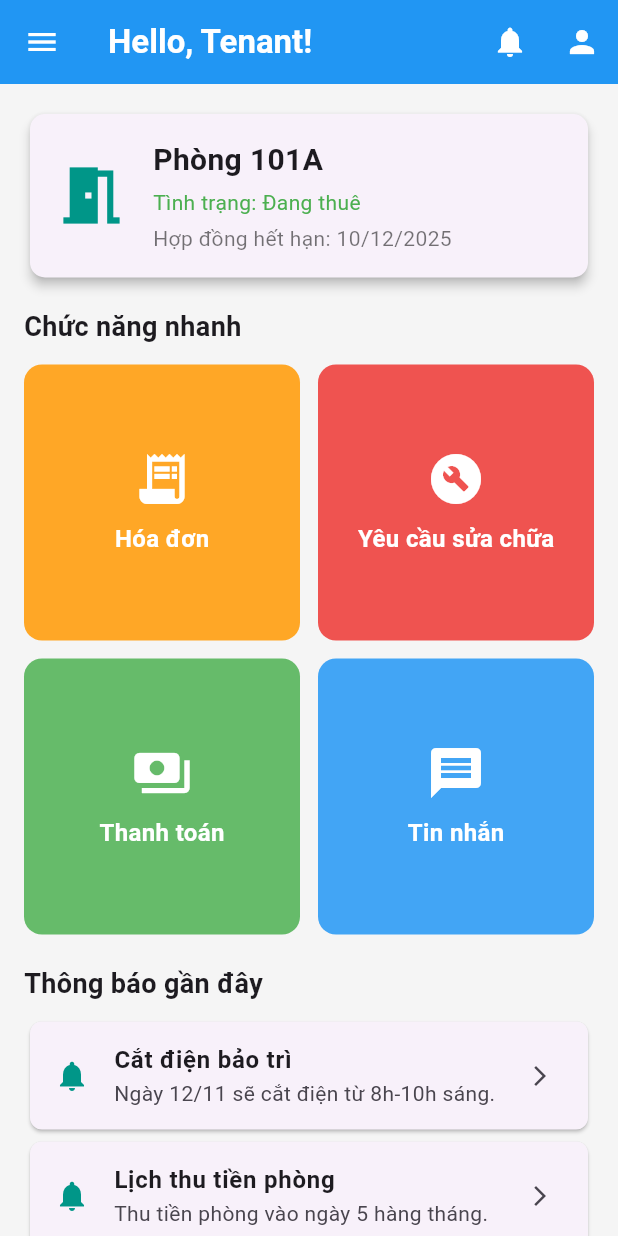
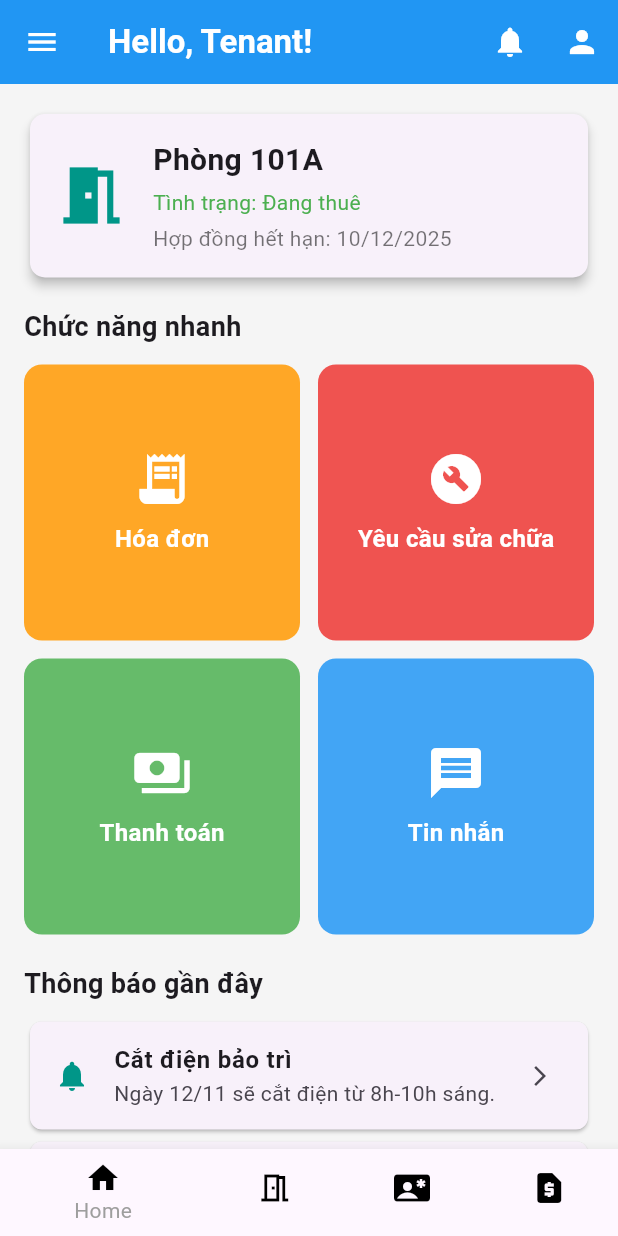
Before and after one commit to Yen-Linh-2004/DA_QLNhaTro_flutter, a Flutter app: the TenantHomePage screen opened directly, on a phone screen of 412 x 824 dp. Run offline on Flutter 3.47's test engine with Material 3 defaults, Android fonts, the phone set to English and light mode, and no system bars; our stand-ins replace fl_chart; network calls fail.

Commit message:
fix: lien ket cac trang trong demo use

```diff
--- a/lib/main.dart
+++ b/lib/main.dart
@@ -1,8 +1,6 @@
 import 'package:flutter/material.dart';
-import 'package:flutter_application/users/contact.dart';
-import 'package:flutter_application/users/home.dart';
-import 'package:flutter_application/users/RepairRequestDetail/RepairRequest.dart';
-import 'package:flutter_application/users/room.dart';
+import 'package:flutter_application/generalPage/dashbroad.dart';
+import 'package:flutter_application/main_page.dart';
 
 void main() {
   runApp(const MyApp());
@@ -20,7 +18,7 @@ class MyApp extends StatelessWidget {
         colorScheme: ColorScheme.fromSeed(seedColor: Colors.deepPurple),
       ),
       // home: const RegisterPage(),
-       home: const RoomPage(),
+       home: const HomeMobilePage(),
     );
   }
 }
--- a/lib/users/home.dart
+++ b/lib/users/home.dart
@@ -1,185 +1,31 @@
-// import 'package:flutter/material.dart';
+import 'package:flutter/material.dart';
+import 'package:flutter_application/users/RepairRequestDetail/RepairRequest.dart';
+import 'package:flutter_application/users/contact.dart';
+import 'package:flutter_application/users/room.dart';
 
-// class UserHomePage extends StatelessWidget {
-//   const UserHomePage({super.key});
+// Giả sử bạn đã có các trang khác
 
-//   @override
-//   Widget build(BuildContext context) {
-//     return Scaffold(
-//       backgroundColor: const Color(0xfff9f9f9),
-//       appBar: AppBar(
-//         backgroundColor: Colors.white,
-//         title: const Text(
-//           "Dashboard",
-//           style: TextStyle(
-//             color: Colors.black87,
-//             fontWeight: FontWeight.bold,
-//           ),
-//         ),
-//         centerTitle: false,
-//         elevation: 0,
-//       ),
-//       body: SingleChildScrollView(
-//         padding: const EdgeInsets.all(16),
-//         child: Column(
-//           crossAxisAlignment: CrossAxisAlignment.start,
-//           children: [
-//             const Text(
-//               "Tổng quan hệ thống quản lý phòng trọ",
-//               style: TextStyle(fontSize: 15, color: Colors.black54),
-//             ),
-//             const SizedBox(height: 16),
+class TenantHomePage extends StatefulWidget {
+  const TenantHomePage({super.key});
+  State<TenantHomePage> createState() => _TenantHomePage();
+}
 
-//             // ==== Tổng quan ====
-//             Wrap(
-//               spacing: 12,
-//               runSpacing: 12,
-//               children: [
-//                 _summaryCard(Icons.home, "Tổng số phòng", "48", "+2 so với tháng trước", Colors.blue),
-//                 _summaryCard(Icons.person, "Phòng đã thuê", "42", "+5 so với tháng trước", Colors.green),
-//                 _summaryCard(Icons.lock_open, "Phòng trống", "6", "-3 so với tháng trước", Colors.amber),
-//                 _summaryCard(Icons.attach_money, "Doanh thu tháng", "125.5M", "+12% so với tháng trước", Colors.purple),
-//               ],
-//             ),
+class _TenantHomePage extends State<TenantHomePage> {
+  int _selectedIndex = 0;
 
-//             const SizedBox(height: 20),
+  // Danh sách các trang
+  final List<Widget> _pages = [
+    const TenantHomeContentPage(), // Trang Home (hiện tại nội dung bạn viết)
+    const RoomPage(),        // Trang Phòng trọ
+    const ContractPage(),    // Trang Hợp đồng
+    const RepairRequestPage(),    // Trang Bảo trì
+  ];
 
-//             // ==== Tình trạng phòng ====
-//             const Text(
-//               "Tình trạng phòng theo tầng",
-//               style: TextStyle(fontWeight: FontWeight.bold, fontSize: 16),
-//             ),
-//             const SizedBox(height: 10),
-
-//             _floorStatus("Tầng 1", 10, 12),
-//             _floorStatus("Tầng 2", 11, 12),
-//             _floorStatus("Tầng 3", 9, 12),
-//             _floorStatus("Tầng 4", 12, 12),
-
-//             const SizedBox(height: 10),
-//             _fillRate(0.875),
-
-//             const SizedBox(height: 24),
-
-//             // ==== Hoạt động gần đây ====
-//             const Text(
-//               "Hoạt động gần đây",
-//               style: TextStyle(fontWeight: FontWeight.bold, fontSize: 16),
-//             ),
-//             const SizedBox(height: 10),
-
-//             _activityTile(Icons.payment, "Thanh toán tiền phòng", "Nguyễn Văn A - Phòng 101", "2 giờ trước", Colors.green),
-//             _activityTile(Icons.add_box, "Đặt phòng mới", "Trần Thị B - Phòng 205", "4 giờ trước", Colors.blue),
-//             _activityTile(Icons.build, "Yêu cầu bảo trì", "Sửa chữa điều hòa - Phòng 303", "6 giờ trước", Colors.orange),
-//             _activityTile(Icons.description, "Gia hạn hợp đồng", "Lê Văn C - Phòng 102", "1 ngày trước", Colors.purple),
-//             _activityTile(Icons.warning, "Vi phạm nội quy", "Tiếng ồn - Phòng 401", "2 ngày trước", Colors.red),
-//           ],
-//         ),
-//       ),
-//     );
-//   }
-
-//   Widget _summaryCard(IconData icon, String title, String value, String change, Color color) {
-//     return Container(
-//       width: 170,
-//       padding: const EdgeInsets.all(12),
-//       decoration: BoxDecoration(
-//         color: Colors.white,
-//         borderRadius: BorderRadius.circular(12),
-//         boxShadow: [
-//           BoxShadow(
-//             color: Colors.black12.withOpacity(0.05),
-//             blurRadius: 4,
-//             offset: const Offset(0, 2),
-//           ),
-//         ],
-//       ),
-//       child: Column(
-//         crossAxisAlignment: CrossAxisAlignment.start,
-//         children: [
-//           Icon(icon, color: color, size: 28),
-//           const SizedBox(height: 8),
-//           Text(title, style: const TextStyle(color: Colors.black54)),
-//           Text(
-//             value,
-//             style: const TextStyle(fontSize: 22, fontWeight: FontWeight.bold),
-//           ),
-//           Text(
-//             change,
-//             style: TextStyle(fontSize: 13, color: color),
-//           ),
-//         ],
-//       ),
-//     );
-//   }
-
-//   Widget _floorStatus(String name, int rented, int total) {
-//     final percent = rented / total;
-//     return Padding(
-//       padding: const EdgeInsets.only(bottom: 10),
-//       child: Column(
-//         crossAxisAlignment: CrossAxisAlignment.start,
-//         children: [
-//           Text("$name: $rented/$total phòng đã thuê"),
-//           const SizedBox(height: 6),
-//           ClipRRect(
-//             borderRadius: BorderRadius.circular(6),
-//             child: LinearProgressIndicator(
-//               value: percent,
-//               color: Colors.green,
-//               backgroundColor: Colors.grey[300],
-//               minHeight: 8,
-//             ),
-//           ),
-//         ],
-//       ),
-//     );
-//   }
-
-//   Widget _fillRate(double rate) {
-//     return Container(
-//       margin: const EdgeInsets.only(top: 12),
-//       padding: const EdgeInsets.all(14),
-//       decoration: BoxDecoration(
-//         color: Colors.white,
-//         borderRadius: BorderRadius.circular(12),
-//         boxShadow: [
-//           BoxShadow(
-//             color: Colors.black12.withOpacity(0.05),
-//             blurRadius: 4,
-//             offset: const Offset(0, 2),
-//           ),
-//         ],
-//       ),
-//       child: Row(
-//         mainAxisAlignment: MainAxisAlignment.spaceBetween,
-//         children: [
-//           const Text("Tỷ lệ lấp đầy", style: TextStyle(fontSize: 15, fontWeight: FontWeight.w600)),
-//           Text("${(rate * 100).toStringAsFixed(1)}%", style: const TextStyle(color: Colors.green, fontWeight: FontWeight.bold)),
-//         ],
-//       ),
-//     );
-//   }
-
-//   Widget _activityTile(IconData icon, String title, String subtitle, String time, Color color) {
-//     return ListTile(
-//       contentPadding: EdgeInsets.zero,
-//       leading: CircleAvatar(
-//         backgroundColor: color.withOpacity(0.15),
-//         child: Icon(icon, color: color),
-//       ),
-//       title: Text(title, style: const TextStyle(fontWeight: FontWeight.w600, fontSize: 14)),
-//       subtitle: Text("$subtitle\n$time", style: const TextStyle(fontSize: 12, color: Colors.black54)),
-//       isThreeLine: true,
-//     );
-//   }
-// }
-
-
-import 'package:flutter/material.dart';
-
-class TenantHomePage extends StatelessWidget {
-  const TenantHomePage({super.key});
+  void _onItemTapped(int index) {
+    setState(() {
+      _selectedIndex = index;
+    });
+  }
 
   @override
   Widget build(BuildContext context) {
@@ -188,7 +34,10 @@ class TenantHomePage extends StatelessWidget {
       appBar: AppBar(
         backgroundColor: Colors.blue,
         elevation: 0,
-        title: const Text('Hello, Tenant!', style: TextStyle(color: Colors.white, fontWeight: FontWeight.bold)),
+        title: const Text(
+          'Hello, Tenant!',
+          style: TextStyle(color: Colors.white, fontWeight: FontWeight.bold),
+        ),
         leading: IconButton(
           icon: const Icon(Icons.menu, color: Colors.white),
           onPressed: () {},
@@ -204,7 +53,44 @@ class TenantHomePage extends StatelessWidget {
           ),
         ],
       ),
-      body: SingleChildScrollView(
+      body: IndexedStack(
+        index: _selectedIndex,
+        children: _pages,
+      ),
+      bottomNavigationBar: BottomNavigationBar(
+        items: const <BottomNavigationBarItem>[
+          BottomNavigationBarItem(
+            icon: Icon(Icons.home, color: Colors.black,),
+            label: 'Home',
+          ),
+          BottomNavigationBarItem(
+            icon: Icon(Icons.meeting_room_outlined, color: Colors.black),
+            label: 'Phòng trọ',
+          ),
+          BottomNavigationBarItem(
+            icon: Icon(Icons.contact_emergency, color: Colors.black),
+            label: 'Hợp đồng',
+          ),
+          BottomNavigationBarItem(
+            icon: Icon(Icons.request_page, color: Colors.black),
+            label: 'Bảo trì',
+          ),
+        ],
+        currentIndex: _selectedIndex,
+        selectedItemColor: Colors.grey,
+        onTap: _onItemTapped,
+      ),
+    );
+  }
+}
+
+// ================= Nội dung trang Home =================
+class TenantHomeContentPage extends StatelessWidget {
+  const TenantHomeContentPage({super.key});
+
+  @override
+  Widget build(BuildContext context) {
+    return SingleChildScrollView(
       padding: const EdgeInsets.all(16),
       child: Column(
         crossAxisAlignment: CrossAxisAlignment.start,
@@ -230,16 +116,20 @@ class TenantHomePage extends StatelessWidget {
             style: TextStyle(fontSize: 18, fontWeight: FontWeight.bold),
           ),
           const SizedBox(height: 8),
-            _notificationCard("Cắt điện bảo trì", "Ngày 12/11 sẽ cắt điện từ 8h-10h sáng."),
-            _notificationCard("Lịch thu tiền phòng", "Thu tiền phòng vào ngày 5 hàng tháng."),
+          _notificationCard(
+            "Cắt điện bảo trì",
+            "Ngày 12/11 sẽ cắt điện từ 8h-10h sáng.",
+          ),
+          _notificationCard(
+            "Lịch thu tiền phòng",
+            "Thu tiền phòng vào ngày 5 hàng tháng.",
+          ),
         ],
-        ),
       ),
     );
   }
 
   // ====== Widget Components ======
-
   Widget _roomInfoCard() {
     return Card(
       elevation: 3,
@@ -254,15 +144,20 @@ class TenantHomePage extends StatelessWidget {
               child: Column(
                 crossAxisAlignment: CrossAxisAlignment.start,
                 children: const [
-                  Text("Phòng 101A",
-                      style:
-                          TextStyle(fontSize: 20, fontWeight: FontWeight.bold)),
+                  Text(
+                    "Phòng 101A",
+                    style: TextStyle(fontSize: 20, fontWeight: FontWeight.bold),
+                  ),
                   SizedBox(height: 4),
-                  Text("Tình trạng: Đang thuê",
-                      style: TextStyle(color: Colors.green)),
+                  Text(
+                    "Tình trạng: Đang thuê",
+                    style: TextStyle(color: Colors.green),
+                  ),
                   SizedBox(height: 4),
-                  Text("Hợp đồng hết hạn: 10/12/2025",
-                      style: TextStyle(color: Colors.black54)),
+                  Text(
+                    "Hợp đồng hết hạn: 10/12/2025",
+                    style: TextStyle(color: Colors.black54),
+                  ),
                 ],
               ),
             ),
@@ -278,25 +173,25 @@ class TenantHomePage extends StatelessWidget {
         "icon": Icons.receipt_long,
         "label": "Hóa đơn",
         "color": Colors.orange[400],
-        "onTap": () {}
+        "onTap": () {},
       },
       {
         "icon": Icons.build_circle,
         "label": "Yêu cầu sửa chữa",
         "color": Colors.red[400],
-        "onTap": () {}
+        "onTap": () {},
       },
       {
         "icon": Icons.payments,
         "label": "Thanh toán",
         "color": Colors.green[400],
-        "onTap": () {}
+        "onTap": () {},
       },
       {
         "icon": Icons.message,
         "label": "Tin nhắn",
         "color": Colors.blue[400],
-        "onTap": () {}
+        "onTap": () {},
       },
     ];
 
@@ -324,8 +219,9 @@ class TenantHomePage extends StatelessWidget {
                   style: const TextStyle(
                     color: Colors.white,
                     fontWeight: FontWeight.bold,
-                      fontSize: 16),
-                )
+                    fontSize: 16,
+                  ),
+                ),
               ],
             ),
           ),
@@ -340,8 +236,10 @@ class TenantHomePage extends StatelessWidget {
       shape: RoundedRectangleBorder(borderRadius: BorderRadius.circular(8)),
       child: ListTile(
         leading: const Icon(Icons.notifications, color: Colors.teal),
-        title: Text(title,
-            style: const TextStyle(fontWeight: FontWeight.bold, fontSize: 16)),
+        title: Text(
+          title,
+          style: const TextStyle(fontWeight: FontWeight.bold, fontSize: 16),
+        ),
         subtitle: Text(content),
         trailing: const Icon(Icons.arrow_forward_ios, size: 16),
         onTap: () {},
```
Also changed, not shown: lib/Rooms/Room.dart (+13 -13 lines), lib/Rooms/booking/booking.dart (+18 -18 lines), lib/generalPage/dashbroad.dart (+7 -6 lines), lib/main_page.dart (+68 -26 lines), lib/users/RepairRequestDetail/RepairRequest.dart (+23 -23 lines), lib/users/contact.dart (+17 -17 lines), lib/users/room.dart (+14 -14 lines). Lines whose indentation alone changed are shown as unchanged.
